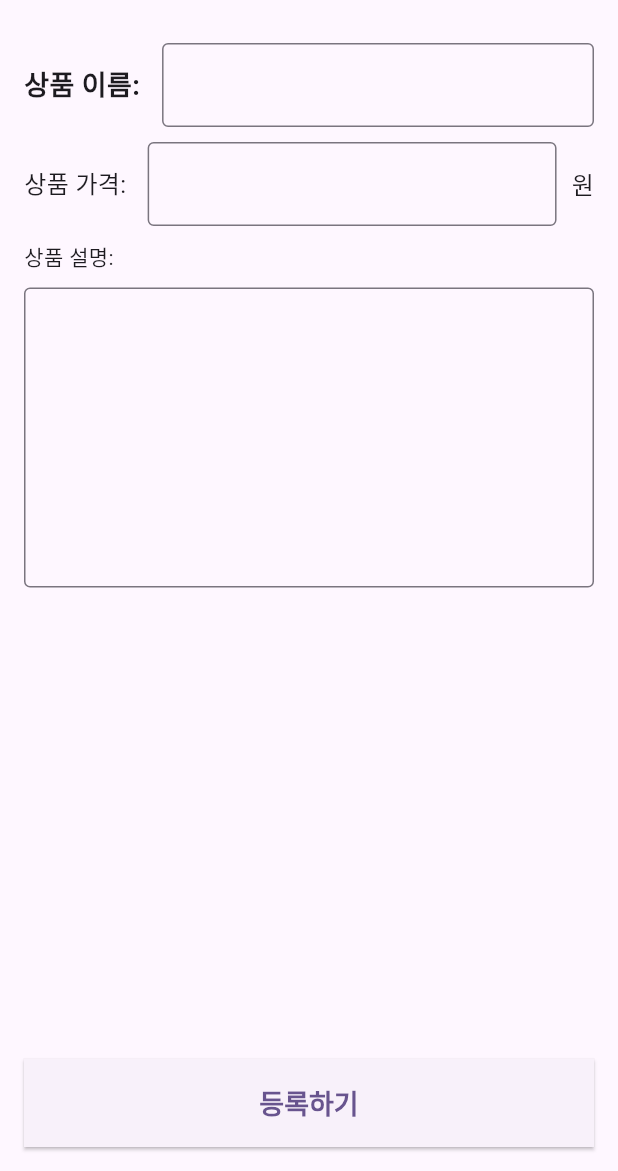
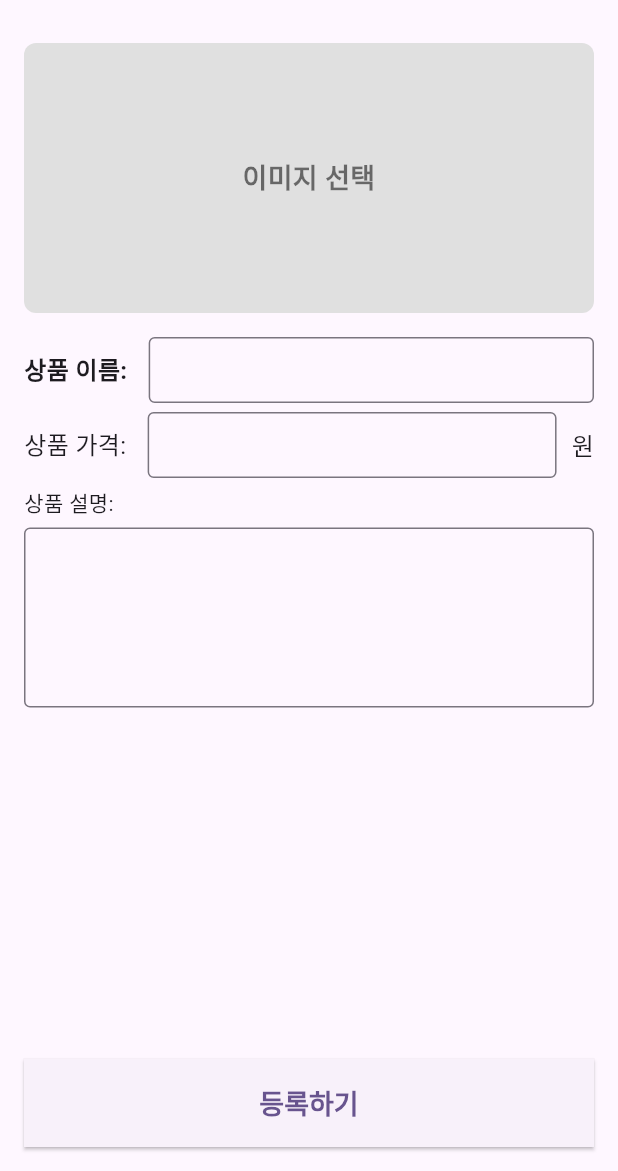
Before and after one commit to jek1m/shoppingmall_platform_5, a Flutter app: the AddFoodPage screen opened directly, on a phone screen of 412 x 824 dp, the part 65-1236 px from its top. Run offline on Flutter 3.47's test engine with Material 3 defaults, Android fonts, the phone set to English and light mode, and no system bars.

Commit message:
feat : 상품 등록 페이지

```diff
--- a/lib/add_food_page.dart
+++ b/lib/add_food_page.dart
@@ -1,9 +1,17 @@
 import 'package:flutter/material.dart';
 
-class AddFoodPage extends StatelessWidget {
+class AddFoodPage extends StatefulWidget {
+  @override
+  State<AddFoodPage> createState() => _AddFoodPageState();
+}
+
+class _AddFoodPageState extends State<AddFoodPage> {
   TextEditingController titleController = TextEditingController();
   TextEditingController descController = TextEditingController();
   TextEditingController priceController = TextEditingController();
+
+  // 이미지 선택 여부를 확인하기 위한 변수
+  bool isImageSelected = false;
 
   @override
   Widget build(BuildContext context) {
@@ -16,13 +24,60 @@ class AddFoodPage extends StatelessWidget {
         child: Column(
           crossAxisAlignment: CrossAxisAlignment.start,
           children: [
+            // 이미지 선택 컨테이너
+            GestureDetector(
+              onTap: () {
+                // 탭 했을 때 텍스트 변경
+                setState(() {
+                  isImageSelected = true;
+                });
+
+                // TODO: 이미지 선택 기능 구현 예정
+              },
+              child: // 이미지 선택 컨테이너
+                // 이미지 선택 컨테이너
+GestureDetector(
+  onTap: () {
+    // SnackBar로 메시지 띄우기
+    ScaffoldMessenger.of(context).showSnackBar(
+      const SnackBar(
+        content: Text('이미지를 선택했습니다'),
+        duration: Duration(seconds: 2), // 2초간 표시
+      ),
+    );
+  },
+  child: Container(
+    height: 180, // 크기 설정
+    width: double.infinity,
+    padding: const EdgeInsets.all(16.0),
+    decoration: BoxDecoration(
+      color: Colors.grey[300], // 회색 배경
+      borderRadius: BorderRadius.circular(8), // 모서리 둥글게
+    ),
+    child: const Center(
+      child: Text(
+        '이미지 선택',
+        textAlign: TextAlign.center,
+        style: TextStyle(
+          fontSize: 18,
+          fontWeight: FontWeight.bold,
+          color: Colors.black54,
+        ),
+      ),
+    ),
+  ),
+),
+
+            ),
+            const SizedBox(height: 16), // 이미지 선택 컨테이너와 상품 이름 사이 간격
+
             // 상품 이름
             Row(
               children: [
                 const Text(
                   '상품 이름: ',
                   style: TextStyle(
-                    fontSize: 18,
+                    fontSize: 16,
                     fontWeight: FontWeight.bold,
                   ),
                 ),
@@ -32,12 +87,15 @@ class AddFoodPage extends StatelessWidget {
                     controller: titleController,
                     decoration: const InputDecoration(
                       border: OutlineInputBorder(),
+                      isDense: true, // 세로 padding 줄이기
+                      contentPadding:
+                          EdgeInsets.symmetric(vertical: 10, horizontal: 12),
                     ),
                   ),
                 ),
               ],
             ),
-            const SizedBox(height: 10),
+            const SizedBox(height: 6),
 
             // 상품 가격
             Row(
@@ -54,6 +112,9 @@ class AddFoodPage extends StatelessWidget {
                     controller: priceController,
                     decoration: const InputDecoration(
                       border: OutlineInputBorder(),
+                      isDense: true,
+                      contentPadding:
+                          EdgeInsets.symmetric(vertical: 10, horizontal: 12),
                     ),
                     keyboardType: TextInputType.number, // 숫자 키보드
                   ),
@@ -65,25 +126,27 @@ class AddFoodPage extends StatelessWidget {
                 ),
               ],
             ),
-            const SizedBox(height: 10),
+            const SizedBox(height: 6),
 
             // 상품 설명
             const Text(
               '상품 설명: ',
               style: TextStyle(fontSize: 14),
             ),
-            const SizedBox(height: 10),
+            const SizedBox(height: 6),
 
-            // 상품 설명 입력 필드 (크기 확대)
+            // 상품 설명 입력 필드 (크기 축소)
             SizedBox(
-              height: 200, // 고정된 높이 설정
+              height: 120, // 높이 축소
               child: TextField(
                 controller: descController,
-
                 maxLines: null, // 여러 줄 입력 가능
                 expands: true, // 남은 공간을 모두 차지하도록 설정 (높이와 함께 사용)
                 decoration: const InputDecoration(
                   border: OutlineInputBorder(),
+                  isDense: true,
+                  contentPadding:
+                      EdgeInsets.symmetric(vertical: 10, horizontal: 12),
                 ),
               ),
             ),
@@ -96,13 +159,6 @@ class AddFoodPage extends StatelessWidget {
               width: double.infinity, // 버튼을 화면 너비만큼 채우기
               child: ElevatedButton(
                 onPressed: () {
-// {
-//       'name': '피자',
-//       'description': '치즈크러스트 기본 탑재 피자예요',
-//       'image': 'assets/pizza.jpg',
-//       'price': '12000'
-//     },
-// TODO 뒤로가기 하면서 위와같은 형식의 맵을 리턴
                   final result = {
                     'name': titleController.text,
                     'description': descController.text,
@@ -110,16 +166,14 @@ class AddFoodPage extends StatelessWidget {
                     'price': priceController.text
                   };
 
-                  // 버튼 클릭 시 동작 추가 가능
-
-                  Navigator.pop(context,result);
+                  Navigator.pop(context, result);
                 },
                 style: ElevatedButton.styleFrom(
                   padding: const EdgeInsets.symmetric(vertical: 16), // 버튼 높이 설정
                   textStyle: const TextStyle(
                       fontSize: 18, fontWeight: FontWeight.bold),
                   shape: const RoundedRectangleBorder(
-                    borderRadius: BorderRadius.zero,
+                    borderRadius: BorderRadius.zero, // 버튼 모서리를 직각으로 설정 (옵션)
                   ),
                 ),
                 child: const Text('등록하기'),
--- a/lib/main.dart
+++ b/lib/main.dart
@@ -1,4 +1,5 @@
 import 'package:flutter/material.dart';
+
 import 'food_list_page.dart';
 
 void main() {
```
Also changed, not shown: assets/ㅌ.png (renamed from assets/ricesoup.png).
